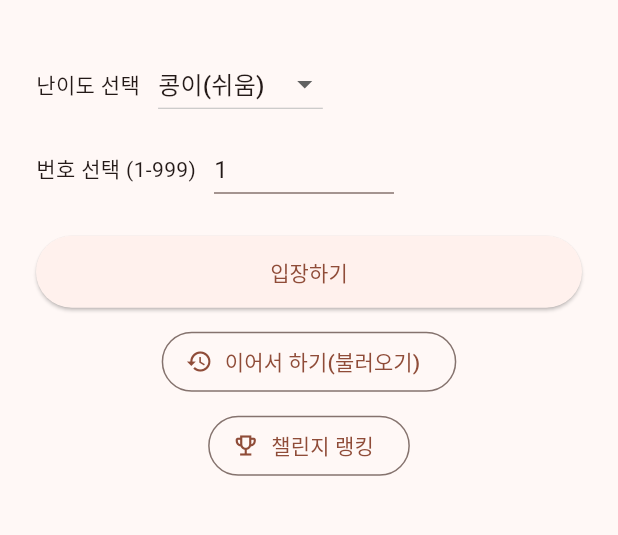
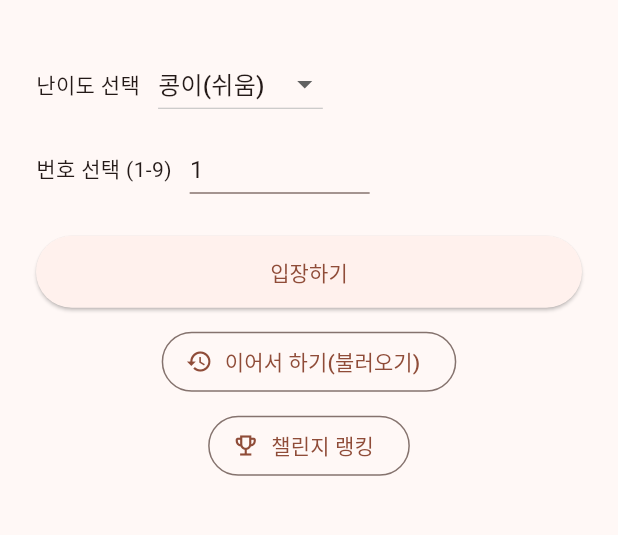
Before and after one commit to knock1104/sudoku_suji, a Flutter app: the screen it shows after launch, on a phone screen of 412 x 824 dp, the part 485-1020 px from its top. Run offline on Flutter 3.47's test engine with Material 3 defaults, Android fonts, the phone set to English and light mode, and no system bars; our stand-ins replace shared_preferences.

Commit message:
Update main.dart

```diff
--- a/lib/main.dart
+++ b/lib/main.dart
@@ -458,7 +458,7 @@ class _LandingPageState extends State<LandingPage> {
                   if (selected != '챌린지')
                     Row(
                       children: [
-                        const Text('번호 선택 (1-999)'),
+                        const Text('번호 선택 (1-9)'),
                         const SizedBox(width: 12),
                         SizedBox(
                           width: 120,
```
